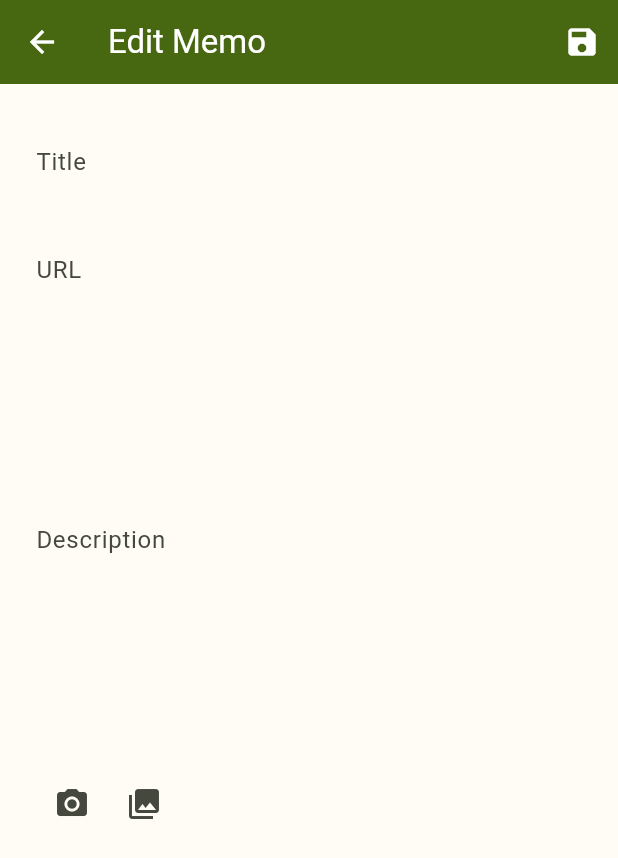
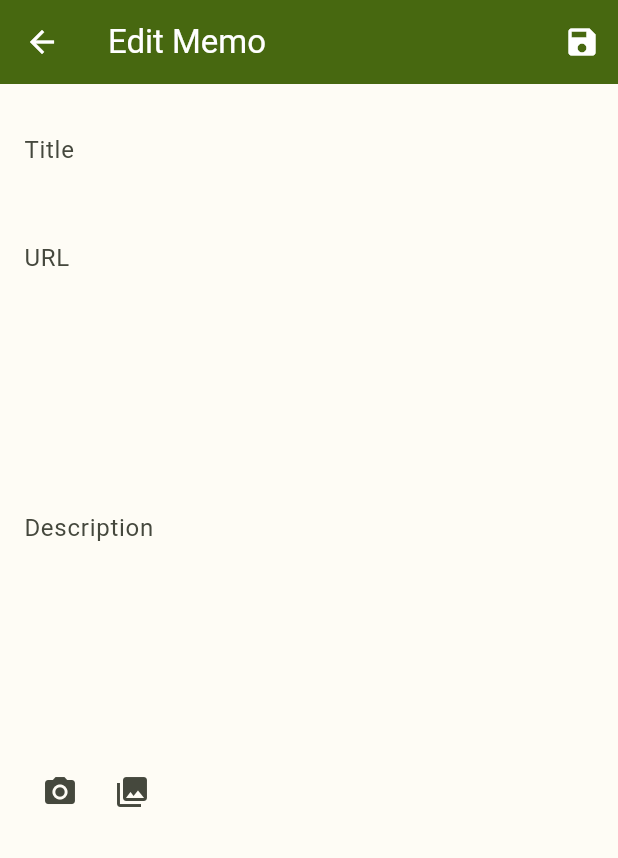
Before and after one commit to taporon/Recomemo, a Flutter app: the PostDetails screen opened directly with empty values, after a tap on the "edit" icon, on a phone screen of 412 x 824 dp. Shown: the top 858 px of the screen. Run offline on Flutter 3.47's test engine with Material 3 defaults, Android fonts, the phone set to English and light mode, and no system bars; drawn by our look-alikes of showcaseview; our stand-ins replace flutter_riverpod, image_picker, sqflite; accounts and stored records are empty.

Commit message:
seven Commit ・リリース準備段階

```diff
--- a/lib/data/database_helper.dart
+++ b/lib/data/database_helper.dart
@@ -9,14 +9,14 @@ import 'dart:io';
 import 'package:study_record_app/post/post.dart';
 
 class DatabaseHelper {
-  static final _databaseName = "MyDatabase.db";
-  static final _databaseVersion = 15;
-  static final table = 'my_table';
-  static final columnId = 'id';
-  static final columnTitle = 'title';
-  static final columnDescription = 'description';
-  static final columnUrl = 'url';
-  static final columnDate = 'creationDate';
+  static const _databaseName = "MyDatabase.db";
+  static const _databaseVersion = 15;
+  static const table = 'my_table';
+  static const columnId = 'id';
+  static const columnTitle = 'title';
+  static const columnDescription = 'description';
+  static const columnUrl = 'url';
+  static const columnDate = 'creationDate';
 
   // データベースヘルパーをシングルトンにする
   DatabaseHelper._privateConstructor();
--- a/lib/data/tab_notifier.dart
+++ b/lib/data/tab_notifier.dart
@@ -91,7 +91,7 @@ class TabsNotifier extends StateNotifier<TabsState> {
                   children: <Widget>[
                     Text(
                      post.title,
-                      style: TextStyle(fontWeight: FontWeight.bold),
+                      style: const TextStyle(fontWeight: FontWeight.bold),
                     ),
                     Text(
                       post.description,
@@ -103,7 +103,7 @@ class TabsNotifier extends StateNotifier<TabsState> {
               ),
               Text(
                 formattedDate,
-                style: TextStyle(color: Colors.grey, fontSize: 12
+                style: const TextStyle(color: Colors.grey, fontSize: 12
                 ),
               ),
             ],
@@ -135,7 +135,7 @@ class TabsNotifier extends StateNotifier<TabsState> {
     if (postsLists.length >= 15) {
       // 15章以上の場合はSnackBarを表示して追加を拒否
       ScaffoldMessenger.of(context).showSnackBar(
-        SnackBar(content: Text('Chapterは最大15までです。これ以上は追加できません。')),
+        const SnackBar(content: Text('Chapterは最大15までです。これ以上は追加できません。')),
       );
     } else {
       // 新しい章（タブ）を追加
--- a/lib/main.dart
+++ b/lib/main.dart
@@ -7,16 +7,20 @@ void main() => runApp(
   ProviderScope(
     child: ShowCaseWidget(
       builder: Builder(
-          builder : (context)=> MyApp(),
+          builder : (context)=> const MyApp(),
       ),
     ),
   ),
 );
 
 class MyApp extends StatelessWidget {
+  const MyApp({super.key});
+
   @override
   Widget build(BuildContext context) {
     return MaterialApp(
+      title: 'Record Keyword App',
+      debugShowCheckedModeBanner: false,
       // ダークテーマをアプリケーションのメインテーマとして設定
       theme: ThemeData(
         useMaterial3: true,
--- a/lib/post/post_details.dart
+++ b/lib/post/post_details.dart
@@ -49,13 +49,13 @@ class _PostDetailsState extends ConsumerState<PostDetails> {
   Widget build(BuildContext context) {
     final post = widget.post; // widget.post を直接使用
 
-    void _deletePost() async {
+    void deletePost() async {
       showDialog(
         context: context,
         builder: (BuildContext context) {
           return AlertDialog(
-            title: const Text('削除確認'),
-            content: const Text('この投稿を削除してもよろしいですか？'),
+            title: const Text('削除確認', style: TextStyle(fontWeight: FontWeight.bold, fontSize: 20)),
+            content: const Text('この投稿を削除してもよろしいですか？', style: TextStyle(fontSize: 16)),
             actions: <Widget>[
               TextButton(
                 onPressed: () => Navigator.pop(context, 'キャンセル'),
@@ -85,11 +85,11 @@ class _PostDetailsState extends ConsumerState<PostDetails> {
 
     return Scaffold(
       appBar: AppBar(
-        title: Text('Memo Dtails'),
+        title: const Text('Memo Dtails'),
         actions: [
           IconButton(
             icon: const Icon(Icons.delete),
-            onPressed: _deletePost,
+            onPressed: deletePost,
           ),
           IconButton(
             icon: const Icon(Icons.edit),
@@ -98,12 +98,12 @@ class _PostDetailsState extends ConsumerState<PostDetails> {
         ],
       ),
       body: Padding(
-        padding: EdgeInsets.all(16.0),
+        padding: const EdgeInsets.all(16.0),
         child: Column(
           crossAxisAlignment: CrossAxisAlignment.start,
           children: <Widget>[
             Text(currentPost.title, style: const TextStyle(fontSize: 24, fontWeight: FontWeight.bold)),
-            SizedBox(height: 16),
+            const SizedBox(height: 8),
             GestureDetector(
               onTap: () async {
                 final url = Uri.parse(currentPost.url);
@@ -115,11 +115,11 @@ class _PostDetailsState extends ConsumerState<PostDetails> {
                   );
                 }
               },
-              child: Text(currentPost.url, style: const TextStyle(color: Colors.blue)),
+              child: Text(currentPost.url, style: const TextStyle(color: Colors.blue, fontSize: 16)),
             ),
-            SizedBox(height: 16),
-            Text(currentPost.description),
-            SizedBox(height: 16),
+            const SizedBox(height: 8),
+            Text(currentPost.description, style: const TextStyle(fontSize: 16)),
+            const SizedBox(height: 16),
             if (currentPost.imagePaths.isNotEmpty)
               SizedBox(
                 height: 200,
@@ -135,7 +135,7 @@ class _PostDetailsState extends ConsumerState<PostDetails> {
                           builder: (BuildContext context) {
                             return Dialog( // 画像を表示するダイアログ　背景色を透明に設定
                               backgroundColor: Colors.transparent,
-                              child: Container(
+                              child: SizedBox(
                                 width: double.infinity,
                                 height: double.infinity,
                                 child: GestureDetector(
--- a/lib/post/post_edit.dart
+++ b/lib/post/post_edit.dart
@@ -9,7 +9,7 @@ import '../data/database_helper.dart';
 class EditPostPage extends StatefulWidget {
   final BlogPost post;
 
-  EditPostPage({Key? key, required this.post}) : super(key: key);
+  const EditPostPage({Key? key, required this.post}) : super(key: key);
 
   @override
   _EditPostPageState createState() => _EditPostPageState();
@@ -35,12 +35,10 @@ class _EditPostPageState extends State<EditPostPage> {
   }
 
   Future<void> _pickImage() async {
-    final List<XFile>? images = await _picker.pickMultiImage();
-    if (images != null) {
+    final List<XFile> images = await _picker.pickMultiImage();
     setState(() {
       _imagePaths.addAll(images.map((xFile) => xFile.path));
     });
-    }
     }
 
   Future<void> _pickImageFromCamera() async {
@@ -65,10 +63,10 @@ class _EditPostPageState extends State<EditPostPage> {
               alignment: Alignment.center,
               children: [
                 Container(
-                    margin: EdgeInsets.symmetric(horizontal: 5),
+                    margin: const EdgeInsets.symmetric(horizontal: 5),
                     child: Image.file(File(path), width: 120, height: 120)),
                 IconButton(
-                  icon: Icon(Icons.close, color: Colors.white, size: 30),
+                  icon: const Icon(Icons.close, color: Colors.white, size: 30),
                   onPressed: () => _removeImage(path),
                 ),
               ],
@@ -99,7 +97,7 @@ class _EditPostPageState extends State<EditPostPage> {
       } else {
         // 失敗した場合
         ScaffoldMessenger.of(context).showSnackBar(
-          SnackBar(
+          const SnackBar(
             content: Text('更新に失敗しました'),
           ),
         );
@@ -114,22 +112,25 @@ class _EditPostPageState extends State<EditPostPage> {
         title: const Text('Edit Memo'),
         actions: <Widget>[
           IconButton(
-            icon: Icon(Icons.save),
+            icon: const Icon(Icons.save),
             onPressed: _submitEdit, // 編集処理を実行
           ),
         ],
       ),
-      body: Form(
+      body: SingleChildScrollView(
+        child: Column(
+          children: [
+            Form(
               key: _formKey,
               child: Padding(
-          padding: EdgeInsets.all(16),
+                padding: const EdgeInsets.all(8),
                 child: Column(
                   children: [
                     Padding(
                       padding: const EdgeInsets.all(8.0),
                       child: TextFormField(
                         initialValue: _title,
-                  decoration: InputDecoration(
+                        decoration: const InputDecoration(
                             labelText: 'Title',
                             floatingLabelBehavior: FloatingLabelBehavior.never,
                             border: InputBorder.none,
@@ -150,13 +151,20 @@ class _EditPostPageState extends State<EditPostPage> {
                       padding: const EdgeInsets.all(8.0),
                       child: TextFormField(
                         initialValue: _url,
-                  decoration: InputDecoration(
+                        decoration: const InputDecoration(
                           labelText: 'URL',
                           floatingLabelBehavior: FloatingLabelBehavior.never,
                           labelStyle: TextStyle(
                               fontSize: 16),
                           border: InputBorder.none,
                         ),
+                        validator: (value) {
+                          // 入力がある場合のみURLの形式を検証
+                          if (value != null && value.isNotEmpty && !Uri.parse(value).isAbsolute) {
+                            return '有効なURLを入力してください';
+                          }
+                          return null; // 入力がない、または問題がない場合はnullを返してバリデーションを通過
+                        },
                         onSaved: (value) => _url = value ?? '',
                       ),
                     ),
@@ -166,7 +174,7 @@ class _EditPostPageState extends State<EditPostPage> {
                         initialValue: _description,
                         maxLines: 10,
                         keyboardType: TextInputType.multiline,
-                  decoration: InputDecoration(
+                        decoration: const InputDecoration(
                           labelText: 'Description',
                           floatingLabelBehavior: FloatingLabelBehavior.never,
                           labelStyle: TextStyle(
@@ -180,11 +188,11 @@ class _EditPostPageState extends State<EditPostPage> {
                       child: Row(
                         children: [
                           IconButton(
-                      icon: Icon(Icons.camera_alt),
+                            icon: const Icon(Icons.camera_alt),
                             onPressed: _pickImageFromCamera, // 写真選択
                           ),
                           IconButton(
-                      icon: Icon(Icons.photo_library),
+                            icon: const Icon(Icons.photo_library),
                             onPressed: _pickImage, // 写真選択
                           ),
                         ],
@@ -198,6 +206,9 @@ class _EditPostPageState extends State<EditPostPage> {
                 ),
               ),
             ),
+          ],
+        ),
+      ),
     );
   }
 }
```
Also changed, not shown: lib/data_search.dart (+7 -7 lines), lib/post/post_create.dart (+23 -14 lines), lib/top_page.dart (+6 -6 lines), 1 other file. Lines whose indentation alone changed are shown as unchanged.
